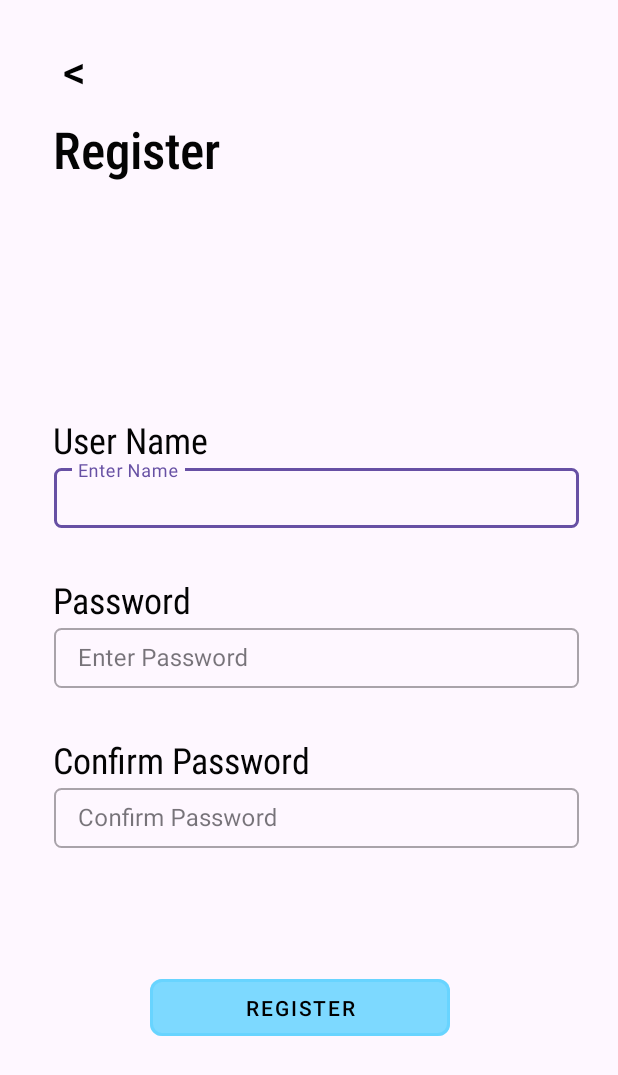
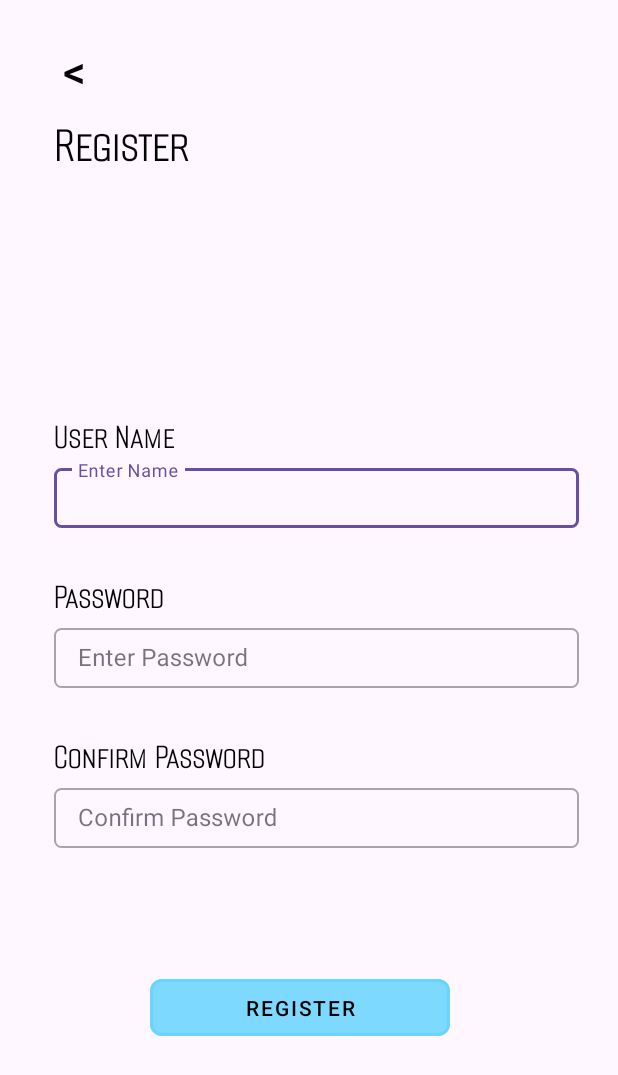
Before and after one commit to HarinduVihan/MAD-CW-2025, an Android app: the AdminRegister screen opened directly, with no data from a screen before it, on a phone screen of 412 x 824 dp. Shown: the top 1075 px of the screen. Run offline under Robolectric (Android 15) with nearby library versions, the phone set to English and light mode, and no system bars; Roboto replaces fonts that are not available here.

Commit message:
Changed font

```diff
--- a/ScienceMoreAdmin/app/src/main/res/layout/activity_admin_register.xml
+++ b/ScienceMoreAdmin/app/src/main/res/layout/activity_admin_register.xml
@@ -38,7 +38,8 @@
     <TextView
         android:layout_width="161dp"
         android:layout_height="50dp"
-        android:fontFamily="sans-serif-condensed-medium"
+        android:fontFamily="@font/alumin"
+        android:textFontWeight="1000"
         android:text="Register"
         android:textColor="#040404"
         android:textSize="34sp"
@@ -48,7 +49,8 @@
     <TextView
         android:layout_width="wrap_content"
         android:layout_height="30dp"
-        android:fontFamily="sans-serif-condensed"
+        android:fontFamily="@font/alumin"
+        android:textFontWeight="1000"
         android:text="User Name"
         android:textColor="#040404"
         android:textSize="24sp"
@@ -87,7 +89,8 @@
     <TextView
         android:layout_width="wrap_content"
         android:layout_height="30dp"
-        android:fontFamily="sans-serif-condensed"
+        android:fontFamily="@font/alumin"
+        android:textFontWeight="1000"
         android:text="Password"
         android:textColor="#040404"
         android:textSize="24sp"
@@ -126,7 +129,8 @@
     <TextView
         android:layout_width="wrap_content"
         android:layout_height="30dp"
-        android:fontFamily="sans-serif-condensed"
+        android:fontFamily="@font/alumin"
+        android:textFontWeight="1000"
         android:text="Confirm Password"
         android:textColor="#040404"
         android:textSize="24sp"
--- a/ScienceMoreAdmin/app/src/main/res/layout/activity_main.xml
+++ b/ScienceMoreAdmin/app/src/main/res/layout/activity_main.xml
@@ -34,7 +34,8 @@
     <TextView
         android:layout_width="190dp"
         android:layout_height="50dp"
-        android:fontFamily="sans-serif-condensed-medium"
+        android:fontFamily="@font/alumin"
+        android:textFontWeight="1000"
         android:text="ScienceMore"
         android:textColor="#040404"
         android:textSize="34sp"
@@ -45,7 +46,8 @@
     <TextView
         android:layout_width="wrap_content"
         android:layout_height="50dp"
-        android:fontFamily="sans-serif-condensed-medium"
+        android:fontFamily="@font/alumin"
+        android:textFontWeight="1000"
         android:text="Welcome Admin"
         android:textColor="#040404"
         android:textSize="24sp"
```
Also changed, not shown: ScienceMoreAdmin/app/src/main/res/font/my_custom_font.xml (added, +12 -0 lines), ScienceMoreAdmin/app/src/main/res/layout/activity_admin_login.xml (+6 -3 lines), ScienceMoreAdmin/app/src/main/res/font/alumin.ttf (added).
